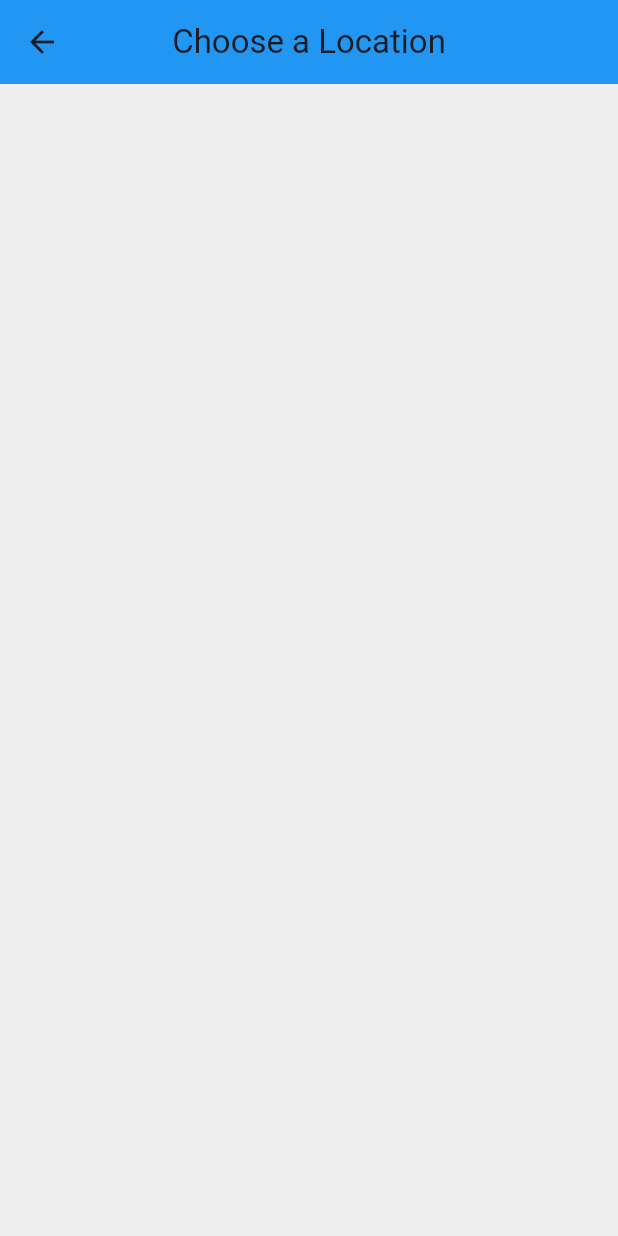
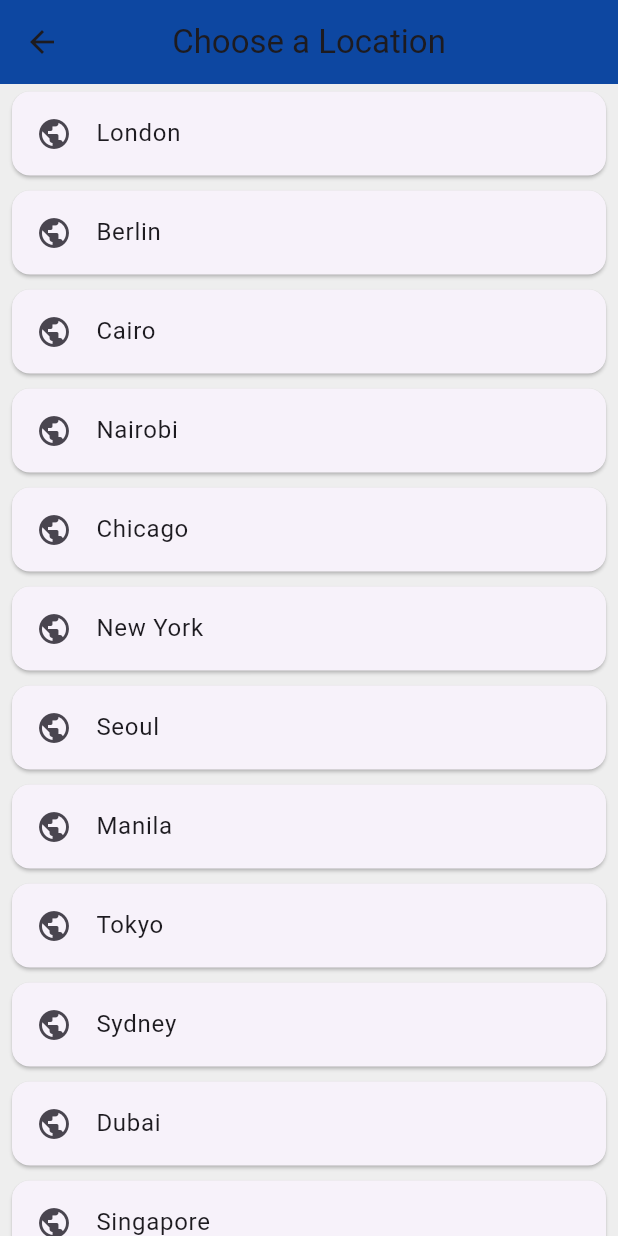
Before and after one commit to cailavillostas/traveltracker-app, a Flutter app: the ChooseLocation screen opened by its route, on a phone screen of 412 x 824 dp. Run offline on Flutter 3.47's test engine with Material 3 defaults, Android fonts, the phone set to English and light mode, and no system bars; our stand-ins replace flutter_spinkit; missing offline and left inert: traveltracker_app; network calls fail.

Commit message:
Updated 07-08

```diff
--- /dev/null
+++ b/lib/WorldTime/ChooseLocation.dart
@@ -0,0 +1,72 @@
+import 'package:flutter/material.dart';
+import 'WorldTime.dart';
+
+class ChooseLocation extends StatefulWidget {
+  @override
+  _ChooseLocationState createState() => _ChooseLocationState();
+}
+
+class _ChooseLocationState extends State<ChooseLocation> {
+  List<WorldTime> locations = [
+    WorldTime(url: 'Europe/London', location: 'London'),
+    WorldTime(url: 'Europe/Berlin', location: 'Berlin'),
+    WorldTime(url: 'Africa/Cairo', location: 'Cairo'),
+    WorldTime(url: 'Africa/Nairobi', location: 'Nairobi'),
+    WorldTime(url: 'America/Chicago', location: 'Chicago'),
+    WorldTime(url: 'America/New_York', location: 'New York'),
+    WorldTime(url: 'Asia/Seoul', location: 'Seoul'),
+    WorldTime(url: 'Asia/Manila', location: 'Manila'),
+    WorldTime(url: 'Asia/Tokyo', location: 'Tokyo'),
+    WorldTime(url: 'Australia/Sydney', location: 'Sydney'),
+    WorldTime(url: 'Asia/Dubai', location: 'Dubai'),
+    WorldTime(url: 'Asia/Singapore', location: 'Singapore'),
+    WorldTime(url: 'Europe/Moscow', location: 'Moscow'),
+    WorldTime(url: 'Asia/Bangkok', location: 'Bangkok'),
+    WorldTime(url: 'America/Los_Angeles', location: 'Los Angeles'),
+    WorldTime(url: 'Pacific/Honolulu', location: 'Honolulu'),
+    WorldTime(url: 'Europe/Paris', location: 'Paris'),
+    WorldTime(url: 'Asia/Kolkata', location: 'Mumbai'),
+    WorldTime(url: 'America/Sao_Paulo', location: 'São Paulo'),
+    WorldTime(url: 'Africa/Johannesburg', location: 'Johannesburg'),
+  ];
+
+  void updateTime(int index) async {
+    WorldTime instance = locations[index];
+    await instance.getTime();
+
+    // navigate to home and pass data
+    Navigator.pop(context, {
+      'location': instance.location,
+      'time': instance.time,
+      'isDaytime': instance.isDaytime,
+    });
+  }
+
+  @override
+  Widget build(BuildContext context) {
+    return Scaffold(
+      backgroundColor: Colors.grey[200],
+      appBar: AppBar(
+        title: const Text('Choose a Location'),
+        centerTitle: true,
+        backgroundColor: Colors.blue[900],
+        elevation: 0,
+      ),
+      body: ListView.builder(
+        itemCount: locations.length,
+        itemBuilder: (context, index) {
+          return Padding(
+            padding: const EdgeInsets.symmetric(vertical: 1.0, horizontal: 4.0),
+            child: Card(
+              child: ListTile(
+                onTap: () => updateTime(index),
+                title: Text(locations[index].location),
+                leading: const Icon(Icons.public),
+              ),
+            ),
+          );
+        },
+      ),
+    );
+  }
+}
--- a/lib/WorldTime/Choose_location.dart
+++ /dev/null
@@ -1,25 +0,0 @@
-import 'package:flutter/material.dart';
-
-class ChooseLocation extends StatefulWidget {
-  const ChooseLocation({super.key});
-
-  @override
-  State<ChooseLocation> createState() => _ChooseLocationState();
-}
-
-class _ChooseLocationState extends State<ChooseLocation> {
-
-  @override
-  Widget build(BuildContext context) {
-    print('initState function ran');
-    return Scaffold(
-      backgroundColor: Colors.grey[200],
-      appBar: AppBar(
-        backgroundColor: Colors.blue[500],
-        title: Text('Choose a Location'),
-        centerTitle: true,
-        elevation: 0,
-      ),
-    );
-  }
-}
--- a/pubspec.yaml
+++ b/pubspec.yaml
@@ -19,5 +19,6 @@ dev_dependencies:
   flutter_test:
     sdk: flutter
 
+
 flutter:
   uses-material-design: true
```
Also changed, not shown: lib/WorldTime/Home.dart (added, +82 -0 lines), lib/WorldTime/Loading.dart (added, +45 -0 lines), lib/WorldTime/WorldTime.dart (added, +40 -0 lines), lib/WorldTime/mypages/Home.dart (deleted, +0 -29 lines), lib/WorldTime/mypages/Loading.dart (deleted, +0 -35 lines), lib/WorldTime/mypages/worldtime.dart (deleted, +0 -41 lines), lib/main.dart (+5 -5 lines).
